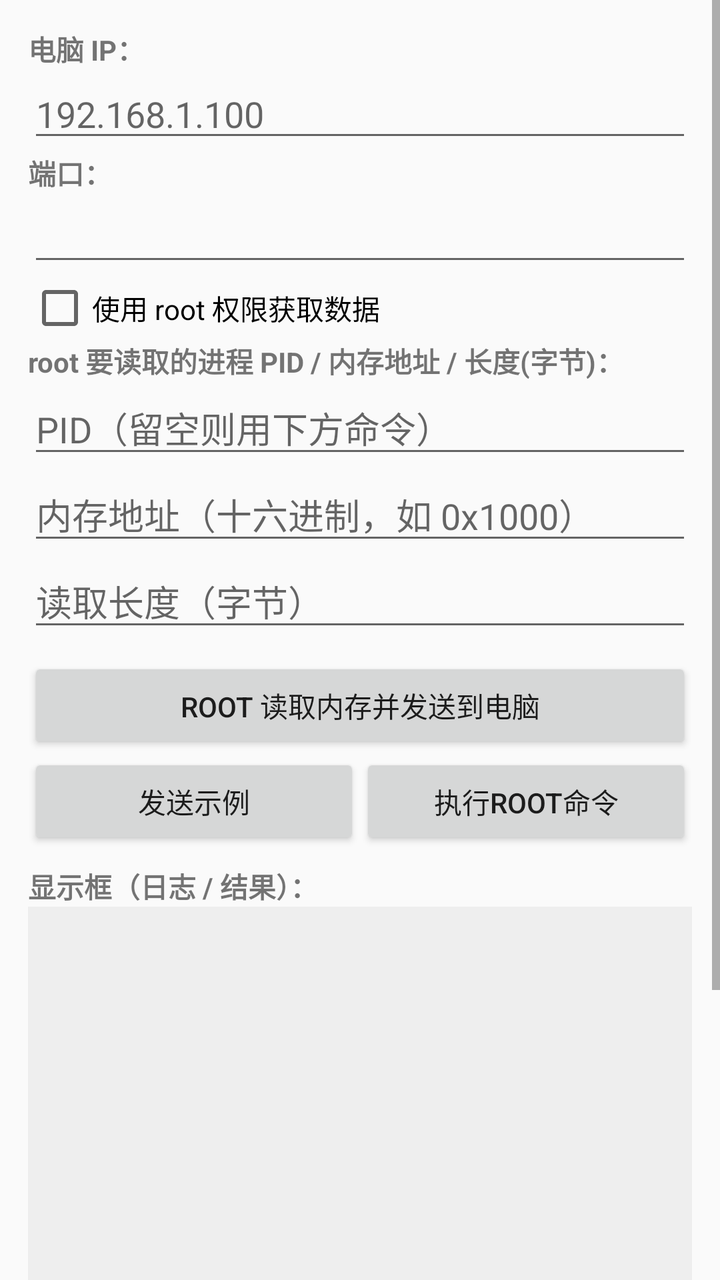
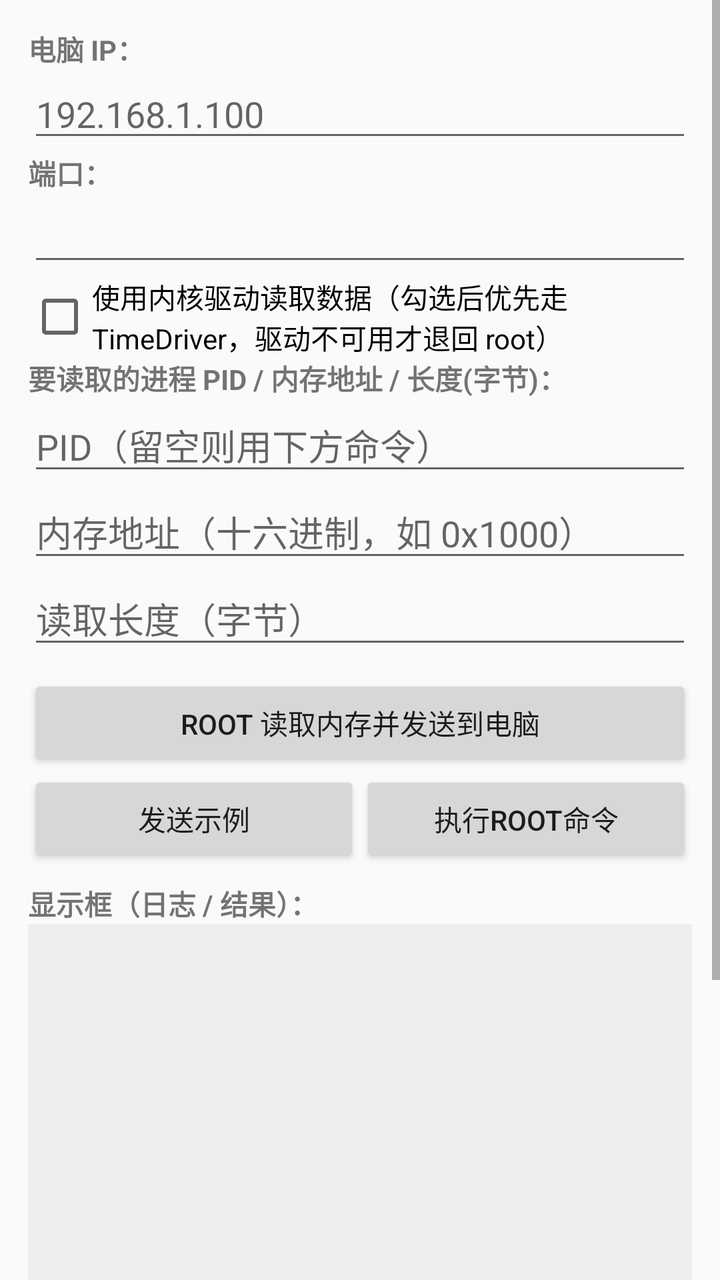

An Android layout rendered at two revisions. The XML below is the earlier revision; the diff shows what the commit changed to produce the second picture.
<!-- AndroidManifest.xml: application theme android:Theme.Material.Light -->
<!-- res/layout/activity_main.xml -->
<?xml version="1.0" encoding="utf-8"?>
<ScrollView xmlns:android="http://schemas.android.com/apk/res/android"
    android:layout_width="match_parent"
    android:layout_height="match_parent"
    android:fillViewport="true">

    <LinearLayout
        android:layout_width="match_parent"
        android:layout_height="wrap_content"
        android:orientation="vertical"
        android:padding="14dp">

        <TextView
            android:layout_width="wrap_content"
            android:layout_height="wrap_content"
            android:text="电脑 IP："
            android:textStyle="bold" />
        <EditText
            android:id="@+id/etIp"
            android:layout_width="match_parent"
            android:layout_height="wrap_content"
            android:hint="192.168.1.100"
            android:inputType="textNoSuggestions" />

        <TextView
            android:layout_width="wrap_content"
            android:layout_height="wrap_content"
            android:text="端口："
            android:textStyle="bold" />
        <EditText
            android:id="@+id/etPort"
            android:layout_width="match_parent"
            android:layout_height="wrap_content"
            android:inputType="number" />

        <CheckBox
            android:id="@+id/cbRoot"
            android:layout_width="match_parent"
            android:layout_height="wrap_content"
            android:text="使用 root 权限获取数据" />

        <TextView
            android:layout_width="wrap_content"
            android:layout_height="wrap_content"
            android:text="root 要读取的进程 PID / 内存地址 / 长度(字节)："
            android:textStyle="bold" />
        <EditText
            android:id="@+id/etPid"
            android:layout_width="match_parent"
            android:layout_height="wrap_content"
            android:hint="PID（留空则用下方命令）" />
        <EditText
            android:id="@+id/etAddr"
            android:layout_width="match_parent"
            android:layout_height="wrap_content"
            android:hint="内存地址（十六进制，如 0x1000）" />
        <EditText
            android:id="@+id/etLen"
            android:layout_width="match_parent"
            android:layout_height="wrap_content"
            android:hint="读取长度（字节）" />

        <Button
            android:id="@+id/btnReadAndSend"
            android:layout_width="match_parent"
            android:layout_height="wrap_content"
            android:layout_marginTop="8dp"
            android:text="root 读取内存并发送到电脑" />

        <LinearLayout
            android:layout_width="match_parent"
            android:layout_height="wrap_content"
            android:orientation="horizontal">
            <Button
                android:id="@+id/btnSendSample"
                android:layout_width="0dp"
                android:layout_height="wrap_content"
                android:layout_weight="1"
                android:text="发送示例" />
            <Button
                android:id="@+id/btnRootCmd"
                android:layout_width="0dp"
                android:layout_height="wrap_content"
                android:layout_weight="1"
                android:text="执行root命令" />
        </LinearLayout>

        <TextView
            android:layout_width="wrap_content"
            android:layout_height="wrap_content"
            android:layout_marginTop="8dp"
            android:text="显示框（日志 / 结果）："
            android:textStyle="bold" />
        <TextView
            android:id="@+id/tvLog"
            android:layout_width="match_parent"
            android:layout_height="360dp"
            android:background="#EEEEEE"
            android:padding="8dp"
            android:textIsSelectable="true"
            android:typeface="monospace"
            android:scrollbars="vertical" />
    </LinearLayout>
</ScrollView>
<!-- resources referenced by this layout -->
<resources>

</resources>

<!-- the commit's change to res/layout/activity_main.xml (unified diff, before → after) -->
@@ -37,12 +37,12 @@
             android:id="@+id/cbRoot"
             android:layout_width="match_parent"
             android:layout_height="wrap_content"
-            android:text="使用 root 权限获取数据" />
+            android:text="使用内核驱动读取数据（勾选后优先走 TimeDriver，驱动不可用才退回 root）" />
 
         <TextView
             android:layout_width="wrap_content"
             android:layout_height="wrap_content"
-            android:text="root 要读取的进程 PID / 内存地址 / 长度(字节)："
+            android:text="要读取的进程 PID / 内存地址 / 长度(字节)："
             android:textStyle="bold" />
         <EditText
             android:id="@+id/etPid"
